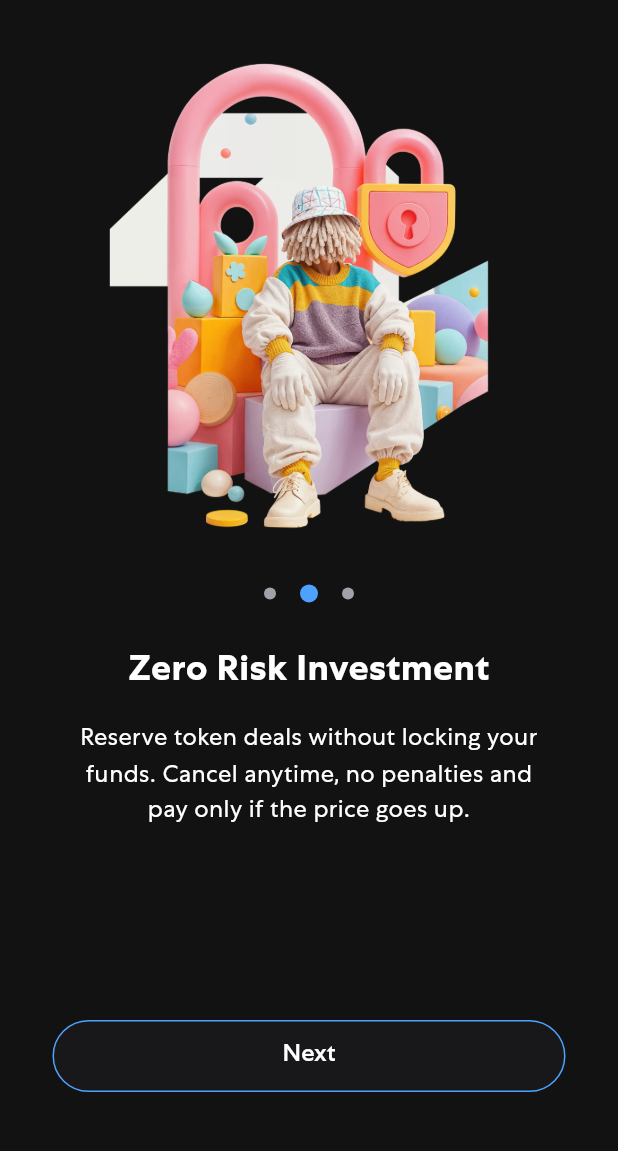
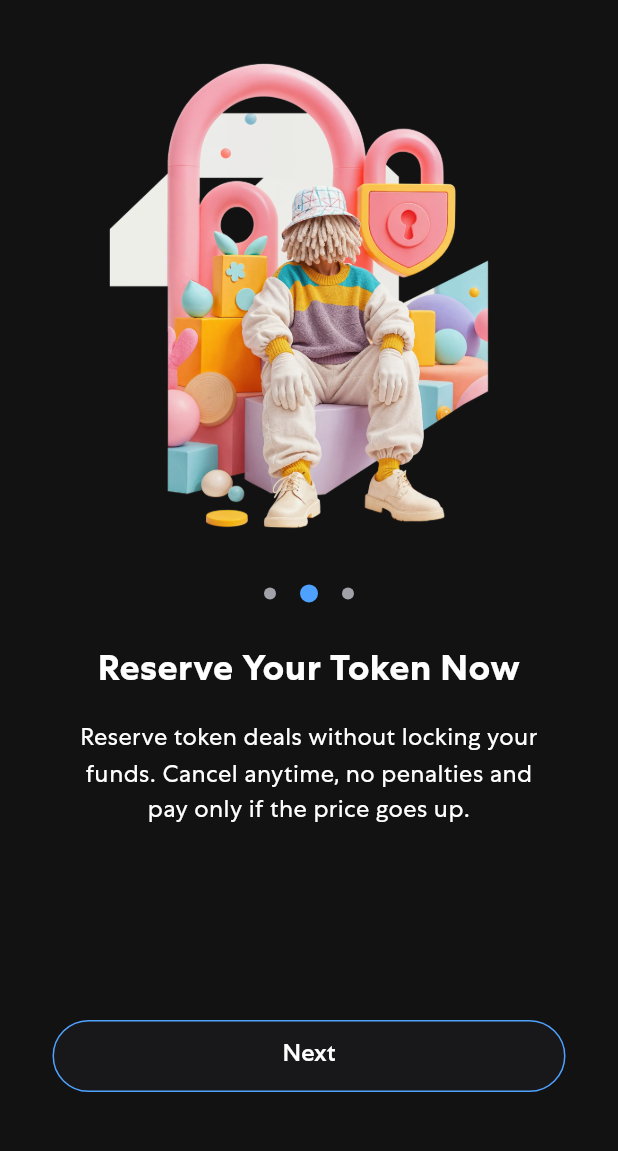
Before and after one commit to PouryaNoufallah96/rz-prime-mobile-app, a Flutter app: the screen it shows after launch, after a tap on "Next", on a phone screen of 412 x 824 dp, the part 84-1235 px from its top. Run offline on Flutter 3.47's test engine with Material 3 defaults, Android fonts, the phone set to English and light mode, and no system bars; drawn by our look-alikes of toastification; our stand-ins replace bloc, decimal, dio, equatable, flutter_bloc, flutter_hooks and 10 more; missing offline and left inert: android_id, mobile_scanner, reown_appkit, signalr_netcore, web3dart; accounts and stored records are empty; project files that could hold a hidden picture were left out.

Commit message:
chore: onboarding text

```diff
--- a/lib/pages/on_boarding/on_boarding.dart
+++ b/lib/pages/on_boarding/on_boarding.dart
@@ -34,7 +34,7 @@ class _Body extends HookWidget {
                 'Invest in tokens without upfront payment and commit only when you Gain X times!'
               ),
               (
-                'Zero Risk Investment',
+                'Reserve Your Token Now',
                 'Reserve token deals without locking your funds. Cancel anytime, no penalties and pay only if the price goes up.'
               ),
               (
```
